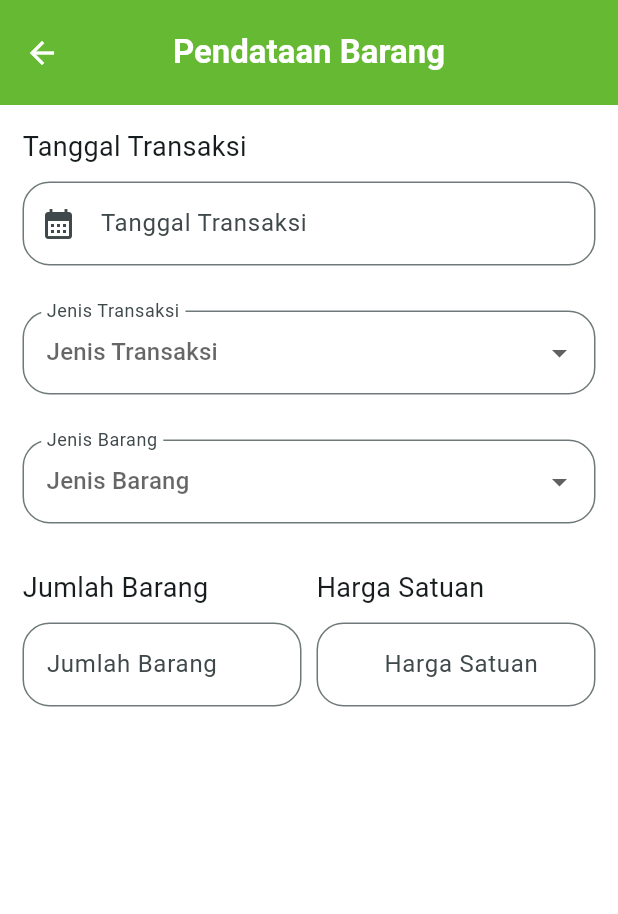
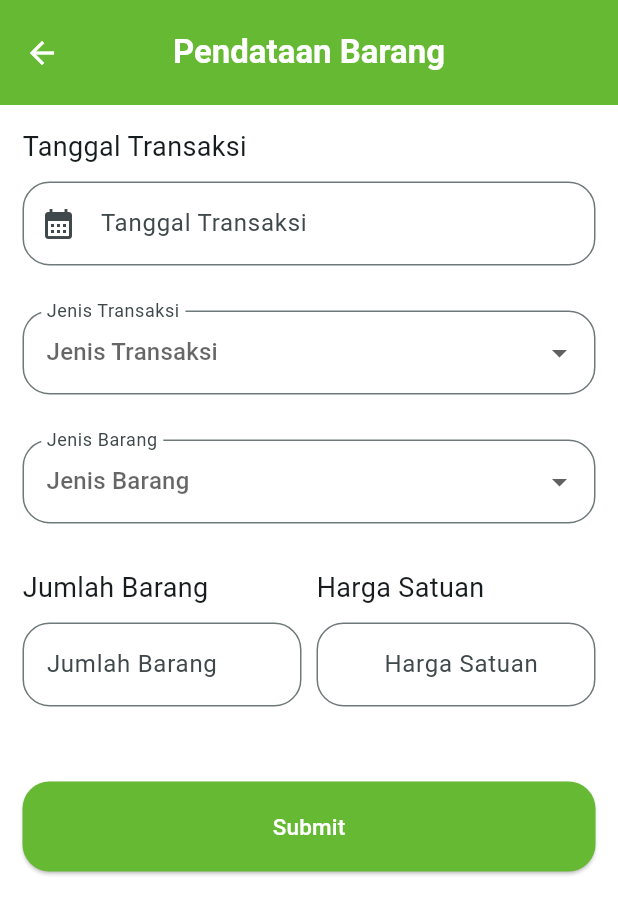
Before and after one commit to Defarrel/20220140033_UCP1Flutter, a Flutter app: the PendataanBarang screen opened by its route, on a phone screen of 412 x 824 dp. Shown: the top 914 px of the screen. Run offline on Flutter 3.47's test engine with Material 3 defaults, Android fonts, the phone set to English and light mode, and no system bars.

Commit message:
Menambahkan button pendataan barang

```diff
--- a/lib/barang/pendataan_barang.dart
+++ b/lib/barang/pendataan_barang.dart
@@ -11,8 +11,7 @@ class PendataanBarang extends StatefulWidget {
 class _PendataanBarangState extends State<PendataanBarang> {
   final TextEditingController tanggalController = TextEditingController();
   final TextEditingController jumlahController = TextEditingController();
-  final TextEditingController hargaController =
-      TextEditingController(); // Tambahkan controller harga
+  final TextEditingController hargaController = TextEditingController();
   final _formKey = GlobalKey<FormState>();
 
   final List<String> jenisBarang = [
@@ -178,8 +177,7 @@ class _PendataanBarangState extends State<PendataanBarang> {
                   onChanged: (value) {
                     setState(() {
                       selectedBarang = value;
-                      hargaController.text =
-                          hargaBarang[value!]!.toString();
+                      hargaController.text = hargaBarang[value!]!.toString();
                     });
                   },
                 ),
@@ -260,6 +258,34 @@ class _PendataanBarangState extends State<PendataanBarang> {
                     ),
                   ],
                 ),
+                const SizedBox(height: 50),
+                Center(
+                  child: ElevatedButton(
+                    style: ElevatedButton.styleFrom(
+                      shape: RoundedRectangleBorder(
+                        borderRadius: BorderRadius.circular(18),
+                      ),
+                      backgroundColor: const Color.fromARGB(255, 102, 185, 51),
+                      minimumSize: const Size(390, 60),
+                    ),
+                    onPressed: () {
+                      if (_formKey.currentState!.validate()) {
+                        // Navigator.push(
+                        //   context,
+                        //   MaterialPageRoute(
+                        //     builder:
+                        //         (context) => (
+                        //         ),
+                        //   ),
+                        // );
+                      }
+                    },
+                    child: const Text(
+                      'Submit',
+                      style: TextStyle(fontSize: 15, color: Colors.white),
+                    ),
+                  ),
+                ),
               ],
             ),
           ),
```
